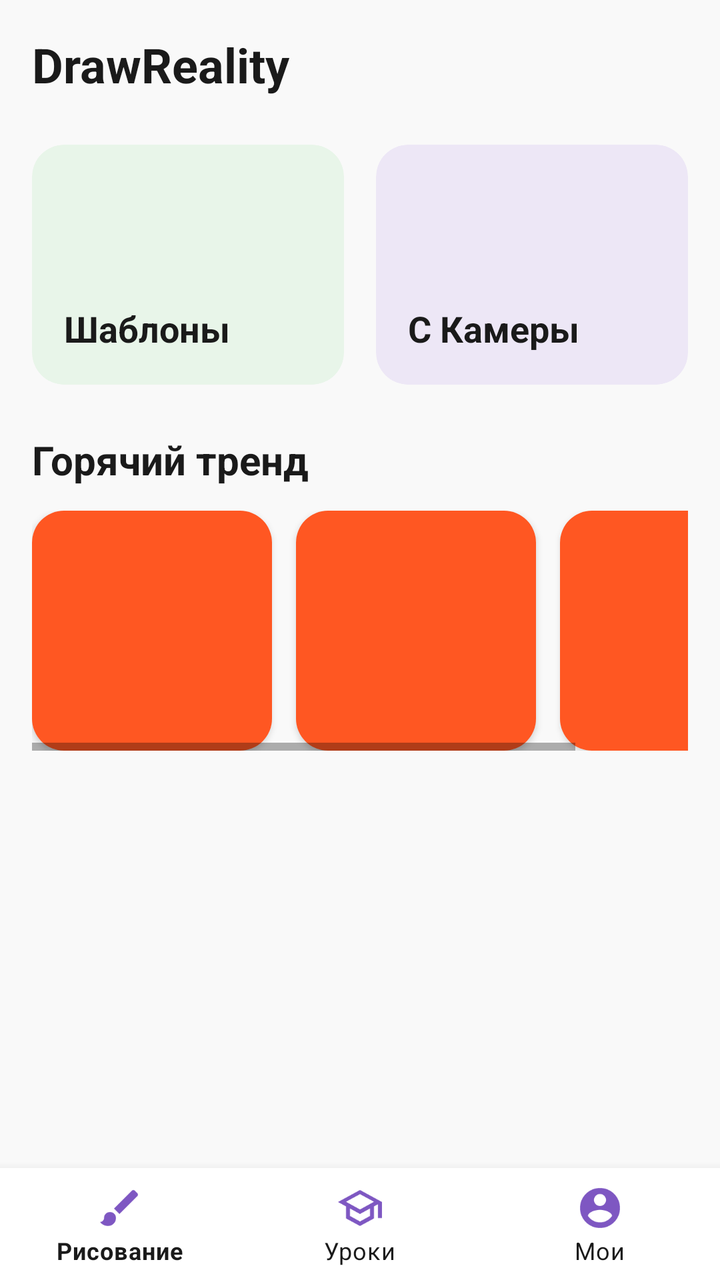
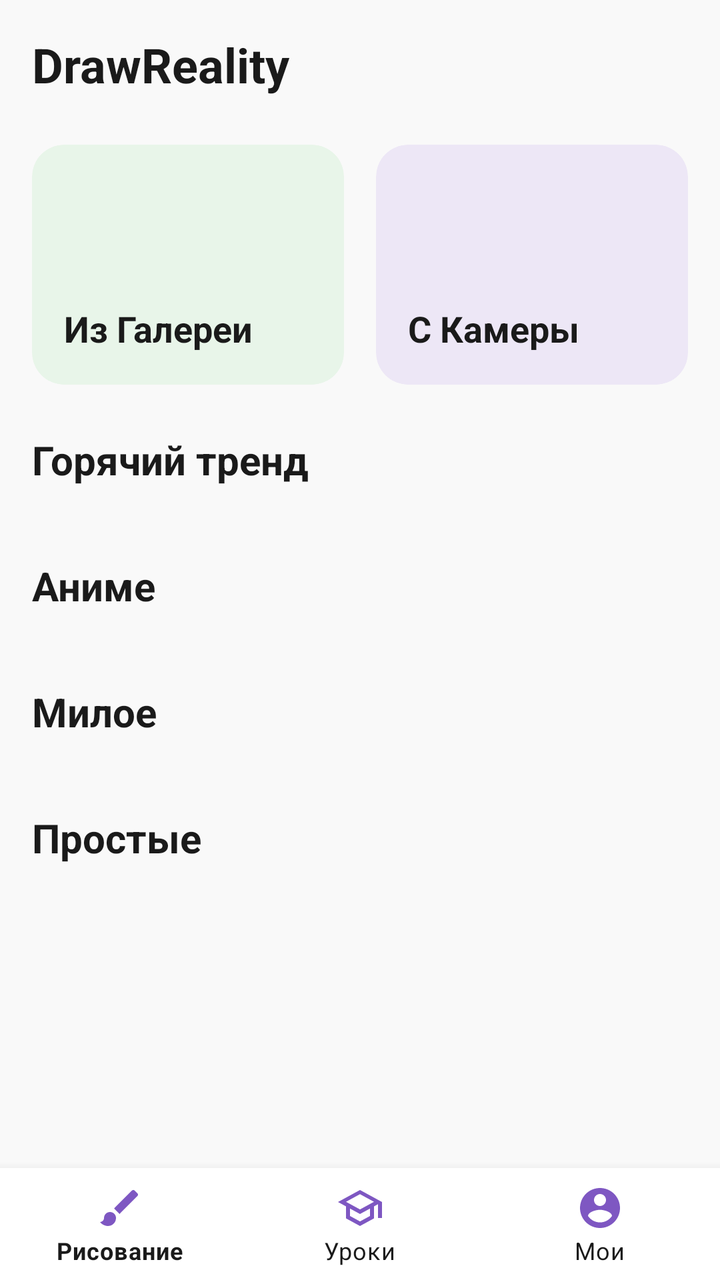

Compare the two renders of this Android layout. The source of the first and the diff that turns it into the second are given below.
<!-- AndroidManifest.xml: application theme Theme.DrawReality -->
<!-- res/layout/activity_main.xml -->
<?xml version="1.0" encoding="utf-8"?>
<androidx.constraintlayout.widget.ConstraintLayout 
    xmlns:android="http://schemas.android.com/apk/res/android"
    xmlns:app="http://schemas.android.com/apk/res-auto"
    android:layout_width="match_parent"
    android:layout_height="match_parent"
    android:background="@color/bg_color">

    <ScrollView
        android:layout_width="0dp"
        android:layout_height="0dp"
        app:layout_constraintTop_toTopOf="parent"
        app:layout_constraintBottom_toTopOf="@+id/bottomNav"
        app:layout_constraintStart_toStartOf="parent"
        app:layout_constraintEnd_toEndOf="parent">

        <LinearLayout
            android:layout_width="match_parent"
            android:layout_height="wrap_content"
            android:orientation="vertical"
            android:padding="16dp">

            <TextView
                android:layout_width="wrap_content"
                android:layout_height="wrap_content"
                android:text="DrawReality"
                android:textSize="24sp"
                android:textStyle="bold"
                android:textColor="@color/text_black"
                android:layout_marginBottom="24dp"/>

            <LinearLayout
                android:layout_width="match_parent"
                android:layout_height="120dp"
                android:orientation="horizontal"
                android:layout_marginBottom="24dp">
                
                
                <androidx.cardview.widget.CardView
                    android:id="@+id/galleryCard"
                    android:layout_width="0dp"
                    android:layout_height="match_parent"
                    android:layout_weight="1"
                    android:layout_marginEnd="8dp"
                    app:cardCornerRadius="16dp"
                    app:cardBackgroundColor="@color/card_green"
                    app:cardElevation="0dp">
                    <LinearLayout
                        android:layout_width="match_parent"
                        android:layout_height="match_parent"
                        android:orientation="vertical"
                        android:padding="16dp"
                        android:gravity="bottom">
                        <TextView
                            android:layout_width="wrap_content"
                            android:layout_height="wrap_content"
                            android:text="Шаблоны"
                            android:textSize="18sp"
                            android:textStyle="bold"
                            android:textColor="@color/text_black"/>
                    </LinearLayout>
                </androidx.cardview.widget.CardView>

                
                <androidx.cardview.widget.CardView
                    android:id="@+id/cameraCard"
                    android:layout_width="0dp"
                    android:layout_height="match_parent"
                    android:layout_weight="1"
                    android:layout_marginStart="8dp"
                    app:cardCornerRadius="16dp"
                    app:cardBackgroundColor="@color/card_purple"
                    app:cardElevation="0dp">
                    <LinearLayout
                        android:layout_width="match_parent"
                        android:layout_height="match_parent"
                        android:orientation="vertical"
                        android:padding="16dp"
                        android:gravity="bottom">
                        <TextView
                            android:layout_width="wrap_content"
                            android:layout_height="wrap_content"
                            android:text="С Камеры"
                            android:textSize="18sp"
                            android:textStyle="bold"
                            android:textColor="@color/text_black"/>
                    </LinearLayout>
                </androidx.cardview.widget.CardView>
            </LinearLayout>

            <TextView
                android:layout_width="wrap_content"
                android:layout_height="wrap_content"
                android:text="Горячий тренд"
                android:textSize="20sp"
                android:textStyle="bold"
                android:textColor="@color/text_black"
                android:layout_marginBottom="12dp"/>
            
            <HorizontalScrollView
                android:layout_width="match_parent"
                android:layout_height="wrap_content"
                android:layout_marginBottom="24dp">
                <LinearLayout
                    android:layout_width="wrap_content"
                    android:layout_height="wrap_content"
                    android:orientation="horizontal">
                    <include layout="@layout/item_template_card"/>
                    <include layout="@layout/item_template_card"/>
                    <include layout="@layout/item_template_card"/>
                </LinearLayout>
            </HorizontalScrollView>

        </LinearLayout>
    </ScrollView>

    <com.google.android.material.bottomnavigation.BottomNavigationView
        android:id="@+id/bottomNav"
        android:layout_width="0dp"
        android:layout_height="wrap_content"
        android:background="#FFFFFF"
        app:menu="@menu/bottom_nav_menu"
        app:itemIconTint="@color/accent_purple"
        app:itemTextColor="@color/text_black"
        app:layout_constraintBottom_toBottomOf="parent"
        app:layout_constraintStart_toStartOf="parent"
        app:layout_constraintEnd_toEndOf="parent"/>

</androidx.constraintlayout.widget.ConstraintLayout>
<!-- res/layout/item_template_card.xml (included above) -->
<?xml version="1.0" encoding="utf-8"?>
<androidx.cardview.widget.CardView 
    xmlns:android="http://schemas.android.com/apk/res/android"
    xmlns:app="http://schemas.android.com/apk/res-auto"
    android:layout_width="120dp"
    android:layout_height="120dp"
    android:layout_marginEnd="12dp"
    app:cardCornerRadius="16dp"
    app:cardBackgroundColor="#FFFFFF"
    app:cardElevation="2dp">
    <ImageView
        android:layout_width="match_parent"
        android:layout_height="match_parent"
        android:scaleType="centerCrop"
        android:src="@drawable/ic_launcher_foreground"/>
</androidx.cardview.widget.CardView>
<!-- resources referenced by this layout -->
<resources>
  <color name="accent_purple">#7E57C2</color>
  <color name="bg_color">#F9F9F9</color>
  <color name="card_green">#E8F5E9</color>
  <color name="card_purple">#EDE7F6</color>
  <color name="text_black">#1A1A1A</color>
  <!-- drawable ic_launcher_foreground (drawable) -->
  <vector xmlns:android="http://schemas.android.com/apk/res/android"
      android:width="108dp"
      android:height="108dp"
      android:viewportWidth="108"
      android:viewportHeight="108">
      <path
          android:fillColor="#FF5722"
          android:pathData="M0,0h108v108h-108z" />
  </vector>
  <style name="Theme.DrawReality" parent="Theme.MaterialComponents.DayNight.NoActionBar">
          <item name="colorPrimary">#FF5722</item>
          <item name="colorPrimaryVariant">#E64A19</item>
          <item name="colorOnPrimary">#FFFFFF</item>
          <item name="android:statusBarColor">#000000</item>
          <item name="android:navigationBarColor">#000000</item>
      </style>
</resources>

<!-- the commit's change to res/layout/activity_main.xml (unified diff, before → after) -->
@@ -35,7 +35,6 @@
                 android:orientation="horizontal"
                 android:layout_marginBottom="24dp">
                 
-                
                 <androidx.cardview.widget.CardView
                     android:id="@+id/galleryCard"
                     android:layout_width="0dp"
@@ -54,14 +53,13 @@
                         <TextView
                             android:layout_width="wrap_content"
                             android:layout_height="wrap_content"
-                            android:text="Шаблоны"
+                            android:text="Из Галереи"
                             android:textSize="18sp"
                             android:textStyle="bold"
                             android:textColor="@color/text_black"/>
                     </LinearLayout>
                 </androidx.cardview.widget.CardView>
 
-                
                 <androidx.cardview.widget.CardView
                     android:id="@+id/cameraCard"
                     android:layout_width="0dp"
@@ -88,6 +86,7 @@
                 </androidx.cardview.widget.CardView>
             </LinearLayout>
 
+            
             <TextView
                 android:layout_width="wrap_content"
                 android:layout_height="wrap_content"
@@ -96,20 +95,56 @@
                 android:textStyle="bold"
                 android:textColor="@color/text_black"
                 android:layout_marginBottom="12dp"/>
-            
-            <HorizontalScrollView
+            <androidx.recyclerview.widget.RecyclerView
+                android:id="@+id/rvTrend"
                 android:layout_width="match_parent"
                 android:layout_height="wrap_content"
-                android:layout_marginBottom="24dp">
-                <LinearLayout
-                    android:layout_width="wrap_content"
-                    android:layout_height="wrap_content"
-                    android:orientation="horizontal">
-                    <include layout="@layout/item_template_card"/>
-                    <include layout="@layout/item_template_card"/>
-                    <include layout="@layout/item_template_card"/>
-                </LinearLayout>
-            </HorizontalScrollView>
+                android:layout_marginBottom="24dp"/>
+
+            
+            <TextView
+                android:layout_width="wrap_content"
+                android:layout_height="wrap_content"
+                android:text="Аниме"
+                android:textSize="20sp"
+                android:textStyle="bold"
+                android:textColor="@color/text_black"
+                android:layout_marginBottom="12dp"/>
+            <androidx.recyclerview.widget.RecyclerView
+                android:id="@+id/rvAnime"
+                android:layout_width="match_parent"
+                android:layout_height="wrap_content"
+                android:layout_marginBottom="24dp"/>
+
+            
+            <TextView
+                android:layout_width="wrap_content"
+                android:layout_height="wrap_content"
+                android:text="Милое"
+                android:textSize="20sp"
+                android:textStyle="bold"
+                android:textColor="@color/text_black"
+                android:layout_marginBottom="12dp"/>
+            <androidx.recyclerview.widget.RecyclerView
+                android:id="@+id/rvCute"
+                android:layout_width="match_parent"
+                android:layout_height="wrap_content"
+                android:layout_marginBottom="24dp"/>
+
+            
+            <TextView
+                android:layout_width="wrap_content"
+                android:layout_height="wrap_content"
+                android:text="Простые"
+                android:textSize="20sp"
+                android:textStyle="bold"
+                android:textColor="@color/text_black"
+                android:layout_marginBottom="12dp"/>
+            <androidx.recyclerview.widget.RecyclerView
+                android:id="@+id/rvSimple"
+                android:layout_width="match_parent"
+                android:layout_height="wrap_content"
+                android:layout_marginBottom="24dp"/>
 
         </LinearLayout>
     </ScrollView>
@@ -127,20 +162,3 @@
         app:layout_constraintEnd_toEndOf="parent"/>
 
 </androidx.constraintlayout.widget.ConstraintLayout>
-<!-- res/layout/item_template_card.xml (included above) -->
-<?xml version="1.0" encoding="utf-8"?>
-<androidx.cardview.widget.CardView 
-    xmlns:android="http://schemas.android.com/apk/res/android"
-    xmlns:app="http://schemas.android.com/apk/res-auto"
-    android:layout_width="120dp"
-    android:layout_height="120dp"
-    android:layout_marginEnd="12dp"
-    app:cardCornerRadius="16dp"
-    app:cardBackgroundColor="#FFFFFF"
-    app:cardElevation="2dp">
-    <ImageView
-        android:layout_width="match_parent"
-        android:layout_height="match_parent"
-        android:scaleType="centerCrop"
-        android:src="@drawable/ic_launcher_foreground"/>
-</androidx.cardview.widget.CardView>
<!-- resource entries referenced after the edit -->
@@ -5,16 +5,6 @@
   <color name="card_green">#E8F5E9</color>
   <color name="card_purple">#EDE7F6</color>
   <color name="text_black">#1A1A1A</color>
-  <!-- drawable ic_launcher_foreground (drawable) -->
-  <vector xmlns:android="http://schemas.android.com/apk/res/android"
-      android:width="108dp"
-      android:height="108dp"
-      android:viewportWidth="108"
-      android:viewportHeight="108">
-      <path
-          android:fillColor="#FF5722"
-          android:pathData="M0,0h108v108h-108z" />
-  </vector>
   <style name="Theme.DrawReality" parent="Theme.MaterialComponents.DayNight.NoActionBar">
           <item name="colorPrimary">#FF5722</item>
           <item name="colorPrimaryVariant">#E64A19</item>
